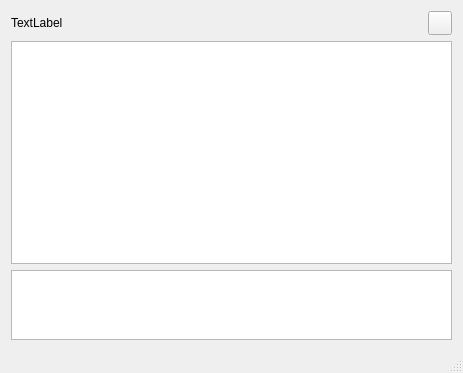
First picture: the form in mainwindow.ui, repository zhenyangze/wubigendaqi, before the edit.
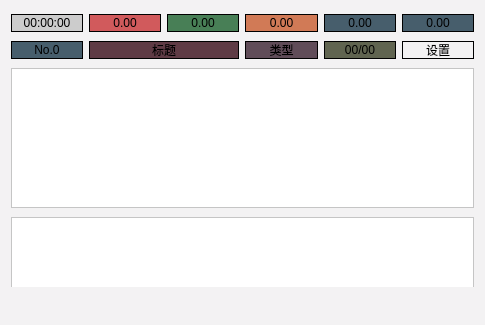
Second picture: the form after the edit.

```diff
--- a/mainwindow.ui
+++ b/mainwindow.ui
@@ -6,8 +6,8 @@
    <rect>
     <x>0</x>
     <y>0</y>
-    <width>463</width>
-    <height>373</height>
+    <width>485</width>
+    <height>325</height>
    </rect>
   </property>
   <property name="sizePolicy">
@@ -19,51 +19,298 @@
   <property name="windowTitle">
    <string>MainWindow</string>
   </property>
+  <property name="styleSheet">
+   <string notr="true">background-color:#f3f2f3;;</string>
+  </property>
   <widget class="QWidget" name="centralWidget">
-   <layout class="QHBoxLayout" name="horizontalLayout_2">
-    <item>
      <layout class="QVBoxLayout" name="verticalLayout">
       <item>
        <layout class="QHBoxLayout" name="horizontalLayout">
+      <property name="spacing">
+       <number>-1</number>
+      </property>
+      <property name="leftMargin">
+       <number>0</number>
+      </property>
+      <property name="rightMargin">
+       <number>0</number>
+      </property>
         <item>
-         <widget class="QLabel" name="label_status">
+       <widget class="QLabel" name="label_time">
+        <property name="minimumSize">
+         <size>
+          <width>60</width>
+          <height>0</height>
+         </size>
+        </property>
+        <property name="toolTip">
+         <string>当前打字时间</string>
+        </property>
+        <property name="styleSheet">
+         <string notr="true">border:1px solid #000;
+max-height:16;
+background-color: #ccc;
+</string>
+        </property>
           <property name="text">
-           <string>TextLabel</string>
-          </property>
+         <string>00:00:00</string>
+        </property>
+        <property name="alignment">
+         <set>Qt::AlignCenter</set>
+        </property>
          </widget>
         </item>
         <item>
-         <spacer name="horizontalSpacer">
-          <property name="orientation">
-           <enum>Qt::Horizontal</enum>
-          </property>
-          <property name="sizeHint" stdset="0">
+       <widget class="QLabel" name="label_speed">
+        <property name="minimumSize">
+         <size>
+          <width>60</width>
+          <height>0</height>
+         </size>
+        </property>
+        <property name="toolTip">
+         <string>打字速度(字/分)</string>
+        </property>
+        <property name="styleSheet">
+         <string notr="true">border:1px solid #000;
+background-color: rgb(209,90,92);
+max-height:16;</string>
+        </property>
+        <property name="text">
+         <string>0.00</string>
+        </property>
+        <property name="alignment">
+         <set>Qt::AlignCenter</set>
+        </property>
+       </widget>
+      </item>
+      <item>
+       <widget class="QLabel" name="label_correct">
+        <property name="minimumSize">
            <size>
-            <width>40</width>
-            <height>20</height>
-           </size>
-          </property>
-         </spacer>
+          <width>60</width>
+          <height>0</height>
+         </size>
+        </property>
+        <property name="toolTip">
+         <string>正确率</string>
+        </property>
+        <property name="styleSheet">
+         <string notr="true">border:1px solid #000;
+background-color:rgb(72, 127, 86);
+max-height:16;</string>
+        </property>
+        <property name="text">
+         <string>0.00</string>
+        </property>
+        <property name="alignment">
+         <set>Qt::AlignCenter</set>
+        </property>
+       </widget>
+      </item>
+      <item>
+       <widget class="QLabel" name="label_huigai">
+        <property name="minimumSize">
+         <size>
+          <width>60</width>
+          <height>0</height>
+         </size>
+        </property>
+        <property name="toolTip">
+         <string>回改数</string>
+        </property>
+        <property name="styleSheet">
+         <string notr="true">border:1px solid #000;
+background-color: rgb(209, 122, 86);
+max-height:16;</string>
+        </property>
+        <property name="text">
+         <string>0.00</string>
+        </property>
+        <property name="alignment">
+         <set>Qt::AlignCenter</set>
+        </property>
+       </widget>
+      </item>
+      <item>
+       <widget class="QLabel" name="label_anjian_second">
+        <property name="minimumSize">
+         <size>
+          <width>60</width>
+          <height>0</height>
+         </size>
+        </property>
+        <property name="toolTip">
+         <string>每秒按键数</string>
+        </property>
+        <property name="styleSheet">
+         <string notr="true">border:1px solid #000;
+max-height:16;
+background-color: rgb(71,94,108);</string>
+        </property>
+        <property name="text">
+         <string>0.00</string>
+        </property>
+        <property name="textFormat">
+         <enum>Qt::AutoText</enum>
+        </property>
+        <property name="alignment">
+         <set>Qt::AlignCenter</set>
+        </property>
+       </widget>
+      </item>
+      <item>
+       <widget class="QLabel" name="label_anjian_zi">
+        <property name="minimumSize">
+         <size>
+          <width>60</width>
+          <height>0</height>
+         </size>
+        </property>
+        <property name="toolTip">
+         <string>每字按键数</string>
+        </property>
+        <property name="styleSheet">
+         <string notr="true">border:1px solid #000;
+max-height:16;
+background-color: rgb(71,94,108);</string>
+        </property>
+        <property name="text">
+         <string>0.00</string>
+        </property>
+        <property name="alignment">
+         <set>Qt::AlignCenter</set>
+        </property>
+       </widget>
+      </item>
+     </layout>
+    </item>
+    <item>
+     <layout class="QHBoxLayout" name="horizontalLayout_2">
+      <item>
+       <widget class="QLabel" name="label_index">
+        <property name="minimumSize">
+         <size>
+          <width>60</width>
+          <height>0</height>
+         </size>
+        </property>
+        <property name="toolTip">
+         <string>当前段数</string>
+        </property>
+        <property name="styleSheet">
+         <string notr="true">border:1px solid #000;
+max-height:16;
+background-color: rgb(71,94,108);</string>
+        </property>
+        <property name="text">
+         <string>&lt;html&gt;&lt;head/&gt;&lt;body&gt;&lt;p&gt;No.0&lt;/p&gt;&lt;/body&gt;&lt;/html&gt;</string>
+        </property>
+        <property name="alignment">
+         <set>Qt::AlignCenter</set>
+        </property>
+       </widget>
+      </item>
+      <item>
+       <widget class="QLabel" name="label_title">
+        <property name="minimumSize">
+         <size>
+          <width>150</width>
+          <height>0</height>
+         </size>
+        </property>
+        <property name="toolTip">
+         <string>文章标题</string>
+        </property>
+        <property name="styleSheet">
+         <string notr="true">border:1px solid #000;
+max-height:16;
+background-color: rgb(95,59,69);</string>
+        </property>
+        <property name="text">
+         <string>标题</string>
+        </property>
+        <property name="alignment">
+         <set>Qt::AlignCenter</set>
+        </property>
+       </widget>
+      </item>
+      <item>
+       <widget class="QLabel" name="label_type">
+        <property name="minimumSize">
+         <size>
+          <width>60</width>
+          <height>0</height>
+         </size>
+        </property>
+        <property name="toolTip">
+         <string>文章类型</string>
+        </property>
+        <property name="styleSheet">
+         <string notr="true">border:1px solid #000;
+max-height:16;
+background-color: rgb(96,76,88);</string>
+        </property>
+        <property name="text">
+         <string>类型</string>
+        </property>
+        <property name="alignment">
+         <set>Qt::AlignCenter</set>
+        </property>
+       </widget>
+      </item>
+      <item>
+       <widget class="QLabel" name="label_wordnum">
+        <property name="minimumSize">
+         <size>
+          <width>60</width>
+          <height>0</height>
+         </size>
+        </property>
+        <property name="toolTip">
+         <string>文字总数</string>
+        </property>
+        <property name="styleSheet">
+         <string notr="true">border:1px solid #000;
+max-height:16;
+background-color: rgb(96,100,80);</string>
+        </property>
+        <property name="text">
+         <string>00/00</string>
+        </property>
+        <property name="alignment">
+         <set>Qt::AlignCenter</set>
+        </property>
+       </widget>
         </item>
         <item>
          <widget class="QPushButton" name="pushButton_file">
+        <property name="enabled">
+         <bool>true</bool>
+        </property>
           <property name="minimumSize">
            <size>
-            <width>24</width>
-            <height>24</height>
+          <width>60</width>
+          <height>0</height>
            </size>
           </property>
           <property name="maximumSize">
            <size>
-            <width>24</width>
-            <height>24</height>
+          <width>16777215</width>
+          <height>18</height>
            </size>
           </property>
           <property name="autoFillBackground">
-           <bool>true</bool>
+         <bool>false</bool>
+        </property>
+        <property name="styleSheet">
+         <string notr="true">border:1px solid #000;</string>
           </property>
           <property name="text">
-           <string/>
+         <string>设置</string>
+        </property>
+        <property name="flat">
+         <bool>true</bool>
           </property>
          </widget>
         </item>
@@ -74,14 +321,29 @@
         <property name="enabled">
          <bool>true</bool>
         </property>
+      <property name="minimumSize">
+       <size>
+        <width>0</width>
+        <height>0</height>
+       </size>
+      </property>
+      <property name="maximumSize">
+       <size>
+        <width>16777215</width>
+        <height>140</height>
+       </size>
+      </property>
         <property name="font">
          <font>
-          <pointsize>14</pointsize>
+        <pointsize>16</pointsize>
          </font>
         </property>
         <property name="acceptDrops">
          <bool>true</bool>
         </property>
+      <property name="styleSheet">
+       <string notr="true">background-color:#fff;</string>
+      </property>
         <property name="verticalScrollBarPolicy">
          <enum>Qt::ScrollBarAlwaysOff</enum>
         </property>
@@ -109,12 +371,14 @@
         </property>
         <property name="font">
          <font>
-          <pointsize>14</pointsize>
-         </font>
-        </property>
-       </widget>
-      </item>
-     </layout>
+        <pointsize>16</pointsize>
+       </font>
+      </property>
+      <property name="styleSheet">
+       <string notr="true">margin-bottom:-5;
+background-color:#fff;</string>
+      </property>
+     </widget>
     </item>
    </layout>
   </widget>
```
Lines whose indentation alone changed are shown as unchanged.
